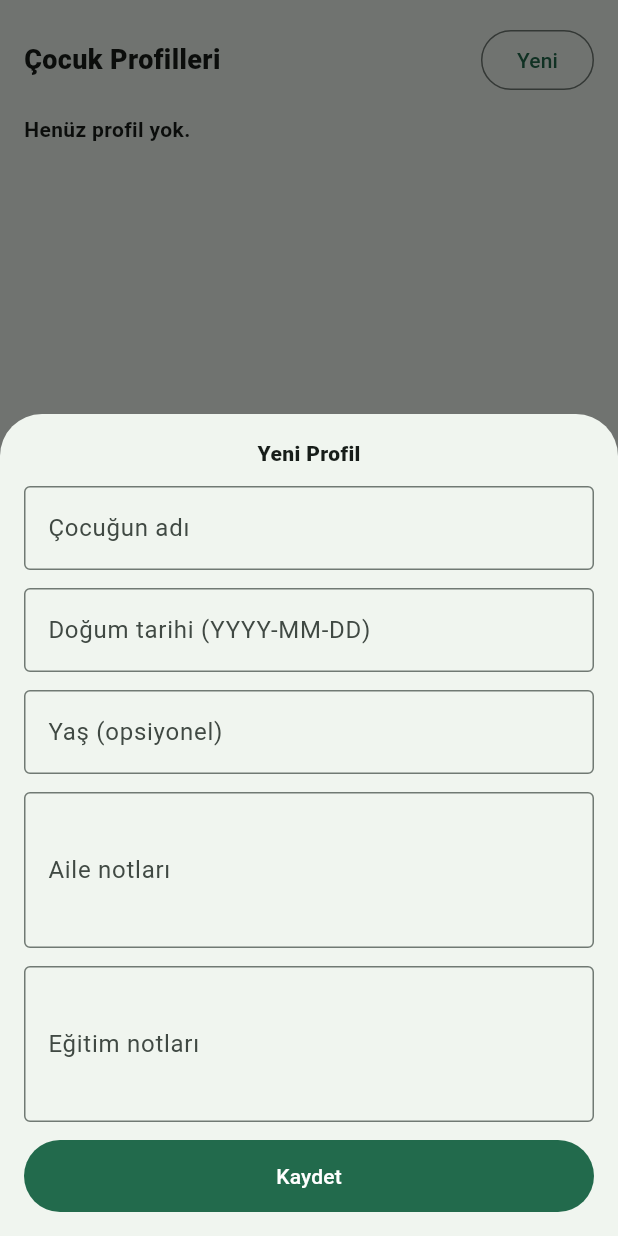
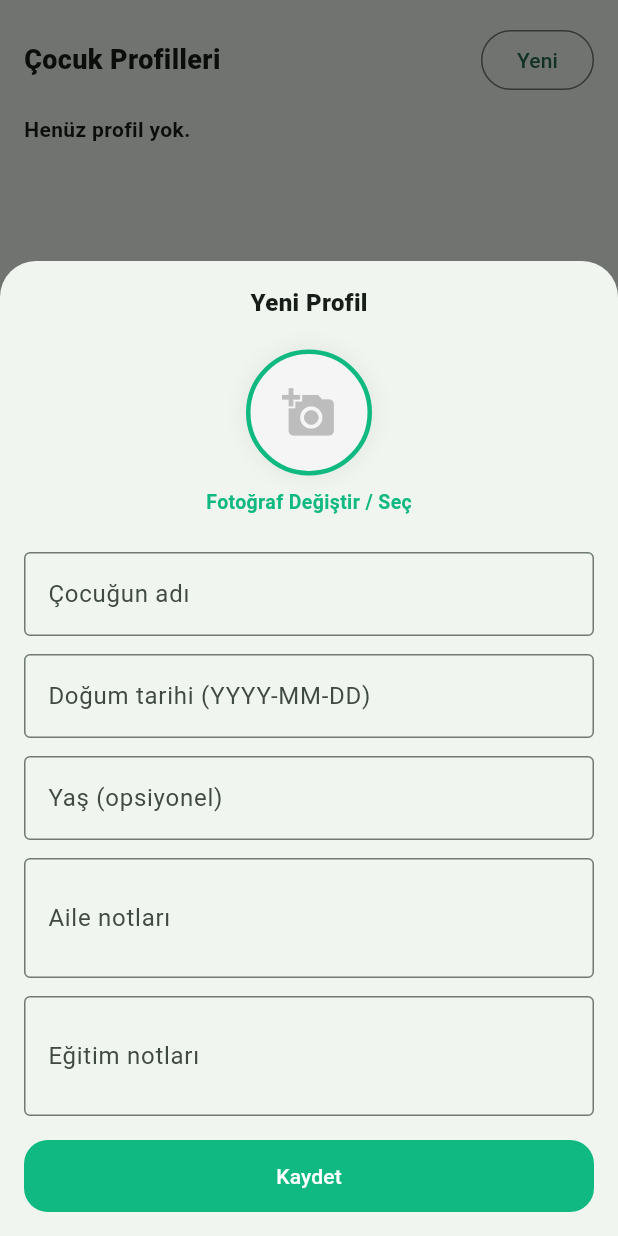
Before and after one commit to zeynelguner-del/otizm, a Flutter app: the _ProfilesTab widget shown alone on an empty page, opened directly, after a tap on "Yeni", on a phone screen of 412 x 824 dp. Run offline on Flutter 3.47's test engine with Material 3 defaults, Android fonts, the phone set to English and light mode, and no system bars; our stand-ins replace cookie_jar, dio, dio_cookie_manager, flutter_local_notifications, flutter_riverpod, flutter_timezone and 3 more; network calls fail.

```diff
--- a/mobile_flutter/lib/src/features/family/family_page.dart
+++ b/mobile_flutter/lib/src/features/family/family_page.dart
@@ -1,10 +1,13 @@
+import 'dart:convert';
 import 'dart:math';
 
 import 'package:flutter/material.dart';
 import 'package:flutter_riverpod/flutter_riverpod.dart';
 import 'package:go_router/go_router.dart';
+import 'package:image_picker/image_picker.dart';
 
 import '../../core/api/api_models.dart';
+import '../../core/utils/photo_data_url.dart';
 import '../../state/api_client_provider.dart';
 import '../../state/session_controller.dart';
 
@@ -72,11 +75,15 @@ class _ProfilesTabState extends ConsumerState<_ProfilesTab> {
     final familyNotes = TextEditingController(text: existing?.familyNotes ?? '');
     final educationNotes = TextEditingController(text: existing?.educationNotes ?? '');
     final legacyAge = TextEditingController(text: existing?.legacyAge ?? '');
+    String selectedPhoto = existing?.photoDataUrl ?? '';
 
     final saved = await showModalBottomSheet<bool>(
       context: context,
       isScrollControlled: true,
+      shape: const RoundedRectangleBorder(borderRadius: BorderRadius.vertical(top: Radius.circular(24))),
       builder: (context) {
+        return StatefulBuilder(
+          builder: (context, setModalState) {
             return Padding(
               padding: EdgeInsets.only(
                 left: 16,
@@ -84,11 +91,78 @@ class _ProfilesTabState extends ConsumerState<_ProfilesTab> {
                 top: 16,
                 bottom: 16 + MediaQuery.of(context).viewInsets.bottom,
               ),
+              child: SingleChildScrollView(
                 child: Column(
                   mainAxisSize: MainAxisSize.min,
                   children: [
-              Text(existing == null ? 'Yeni Profil' : 'Profili Düzenle', style: const TextStyle(fontWeight: FontWeight.w900)),
-              const SizedBox(height: 12),
+                    Text(
+                      existing == null ? 'Yeni Profil' : 'Profili Düzenle',
+                      style: const TextStyle(fontWeight: FontWeight.w900, fontSize: 16),
+                    ),
+                    const SizedBox(height: 20),
+                    // Clickable Profile Photo Circle
+                    Center(
+                      child: GestureDetector(
+                        onTap: () async {
+                          final ImagePicker picker = ImagePicker();
+                          final XFile? image = await picker.pickImage(
+                            source: ImageSource.gallery,
+                            maxWidth: 512,
+                            maxHeight: 512,
+                            imageQuality: 80,
+                          );
+                          if (image != null) {
+                            final bytes = await image.readAsBytes();
+                            final base64Str = base64Encode(bytes);
+                            final mimeType = image.name.endsWith('.png') ? 'image/png' : 'image/jpeg';
+                            setModalState(() {
+                              selectedPhoto = 'data:$mimeType;base64,$base64Str';
+                            });
+                          }
+                        },
+                        child: Column(
+                          children: [
+                            Container(
+                              width: 84,
+                              height: 84,
+                              decoration: BoxDecoration(
+                                shape: BoxShape.circle,
+                                color: Colors.grey.shade100,
+                                border: Border.all(color: const Color(0xFF10B981), width: 3),
+                                boxShadow: [
+                                  BoxShadow(
+                                    color: Colors.black.withOpacity(0.05),
+                                    blurRadius: 10,
+                                    spreadRadius: 2,
+                                  )
+                                ],
+                              ),
+                              alignment: Alignment.center,
+                              child: selectedPhoto.isNotEmpty
+                                  ? ClipOval(
+                                      child: Image.memory(
+                                        decodeDataUrlImage(selectedPhoto)!,
+                                        width: 78,
+                                        height: 78,
+                                        fit: BoxFit.cover,
+                                      ),
+                                    )
+                                  : Icon(Icons.add_a_photo, size: 36, color: Colors.grey.shade400),
+                            ),
+                            const SizedBox(height: 8),
+                            const Text(
+                              'Fotoğraf Değiştir / Seç',
+                              style: TextStyle(
+                                fontSize: 13,
+                                fontWeight: FontWeight.bold,
+                                color: Color(0xFF10B981),
+                              ),
+                            ),
+                          ],
+                        ),
+                      ),
+                    ),
+                    const SizedBox(height: 24),
                     TextField(controller: name, decoration: const InputDecoration(labelText: 'Çocuğun adı', border: OutlineInputBorder())),
                     const SizedBox(height: 12),
                     TextField(
@@ -100,26 +174,33 @@ class _ProfilesTabState extends ConsumerState<_ProfilesTab> {
                     const SizedBox(height: 12),
                     TextField(
                       controller: familyNotes,
-                maxLines: 3,
+                      maxLines: 2,
                       decoration: const InputDecoration(labelText: 'Aile notları', border: OutlineInputBorder()),
                     ),
                     const SizedBox(height: 12),
                     TextField(
                       controller: educationNotes,
-                maxLines: 3,
+                      maxLines: 2,
                       decoration: const InputDecoration(labelText: 'Eğitim notları', border: OutlineInputBorder()),
                     ),
-              const SizedBox(height: 12),
+                    const SizedBox(height: 16),
                     SizedBox(
                       width: double.infinity,
                       height: 48,
                       child: FilledButton(
                         onPressed: () => Navigator.of(context).pop(true),
+                        style: FilledButton.styleFrom(
+                          backgroundColor: const Color(0xFF10B981),
+                          shape: RoundedRectangleBorder(borderRadius: BorderRadius.circular(16)),
+                        ),
                         child: const Text('Kaydet'),
                       ),
                     )
                   ],
                 ),
+              ),
+            );
+          },
         );
       },
     );
@@ -134,7 +215,7 @@ class _ProfilesTabState extends ConsumerState<_ProfilesTab> {
       familyNotes: familyNotes.text.trim(),
       educationNotes: educationNotes.text.trim(),
       legacyAge: legacyAge.text.trim(),
-      photoDataUrl: existing?.photoDataUrl ?? '',
+      photoDataUrl: selectedPhoto,
     );
 
     final nextProfiles = [...env.profiles.where((p) => p.id != id), nextProfile];
--- a/mobile_flutter/lib/src/features/home/home_page.dart
+++ b/mobile_flutter/lib/src/features/home/home_page.dart
@@ -26,7 +26,7 @@ class _HomePageState extends ConsumerState<HomePage> {
         centerTitle: false,
         title: Image.asset(
           'assets/otizeka-logo.png',
-          height: 32,
+          height: 46,
           fit: BoxFit.contain,
         ),
         actions: [
--- a/mobile_flutter/pubspec.yaml
+++ b/mobile_flutter/pubspec.yaml
@@ -20,6 +20,7 @@ dependencies:
   flutter_local_notifications: ^17.0.0
   timezone: ^0.9.4
   flutter_timezone: ^1.0.8
+  image_picker: ^1.1.2
 
 dev_dependencies:
   flutter_test:
```
Also changed, not shown: mobile_flutter/lib/src/features/auth/auth_page.dart (+14 -3 lines), mobile_flutter/pubspec.lock, 3 other files. Lines whose indentation alone changed are shown as unchanged.
